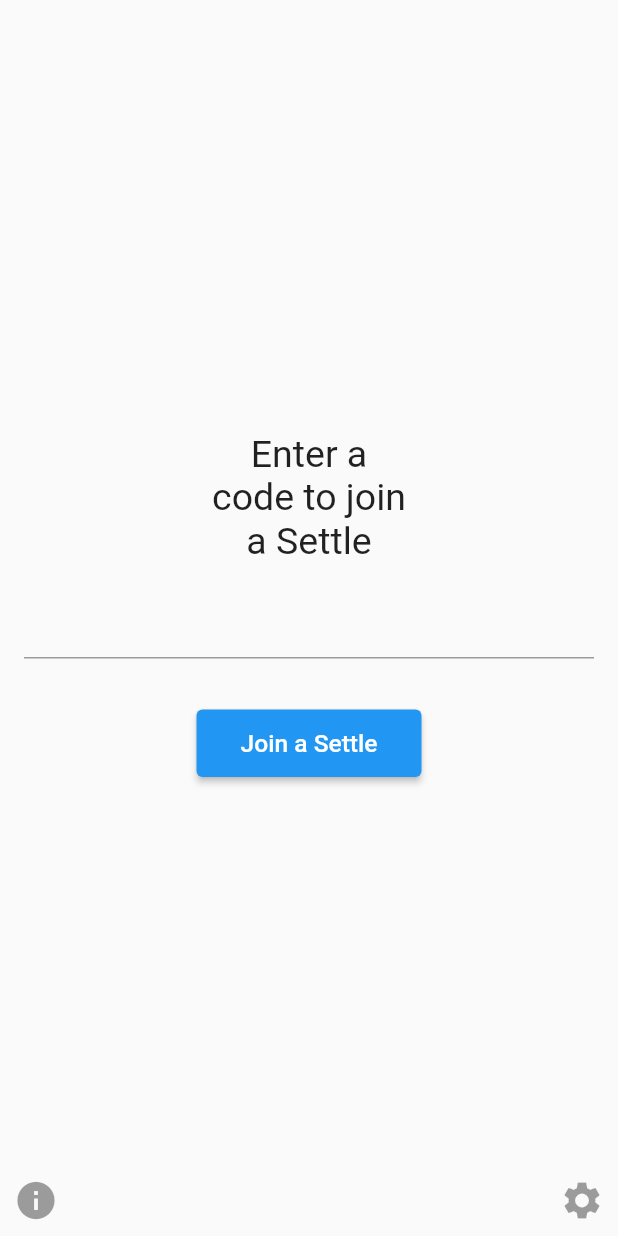
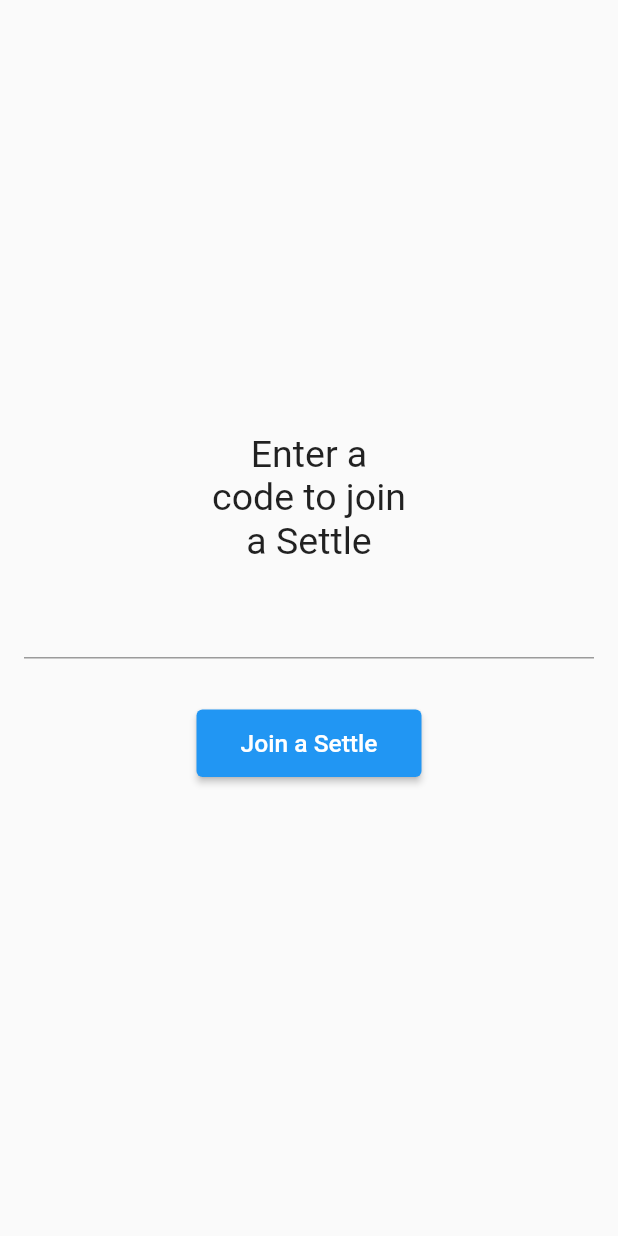
Before and after one commit to lilbroadam/Settle, a Flutter app: the JoinSettle screen opened directly with empty values, after a tap on "Join a Settle", on a phone screen of 412 x 824 dp. Run offline on Flutter 3.47's test engine with Material 2 defaults, Android fonts, the phone set to English and light mode, and no system bars; our stand-ins replace google_fonts.

Commit message:
Code cleanup

```diff
--- a/Flutter/lib/JoinSettle.dart
+++ b/Flutter/lib/JoinSettle.dart
@@ -1,23 +1,5 @@
-import 'dart:async';
-import 'dart:convert';
 import 'package:flutter/material.dart';
-import 'package:flutter/services.dart' show rootBundle;
-import 'package:http/http.dart' as http;
 import 'Server.dart';
-
-class SettleApp extends StatelessWidget {
-  // This widget is the root of the app.
-  @override
-  Widget build(BuildContext context) {
-    return MaterialApp(
-      title: 'Settle',
-      theme: ThemeData(
-        primarySwatch: Colors.blue,
-        visualDensity: VisualDensity.adaptivePlatformDensity,
-      ),
-    );
-  }
-}
 
 class JoinSettle extends StatelessWidget {
   final String hostName;
@@ -30,12 +12,7 @@ class JoinSettle extends StatelessWidget {
   void _joinASettlePressed() async {
     var joinSettleCode = joinCodeController.text;
 
-    final http.Response response = await Server.joinSettle(joinSettleCode);
-    if (response.statusCode == 200) {
-      print('it worked');
-    } else {
-      print('it didn\'t work');
-    }
+    await Server.joinSettle(joinSettleCode);
   }
 
   @override
@@ -45,7 +22,6 @@ class JoinSettle extends StatelessWidget {
     final settleButtonTextStyle = new TextStyle(
       fontSize: 16.4,
     );
-
     final joinSettleButton = SizedBox(
       width: settleButtonWidth,
       height: settleButtonHeight,
@@ -55,46 +31,15 @@ class JoinSettle extends StatelessWidget {
       ),
     );
     final settleButtonMargin = EdgeInsets.all(18.0);
-    final miscButtonSize = 30.0;
 
-    /**
-     * The home screen is made of an expanded stack that takes up the entire
-     * screen and draws widgets in the center of the screen by default. The
-     * Settle buttons are drawn in a column in the center of the stack/screen,
-     * the info button is drawn in the bottom left of the stack/screen, and the
-     * settings button is drawn in the bottom right of the stack/screen.
-     */
     return Scaffold(
       body: SafeArea(
         child: Column(
           mainAxisAlignment: MainAxisAlignment.center,
           children: <Widget>[
-            Expanded(
-              child: Stack(
-                alignment: Alignment.center,
-                children: <Widget>[
-                  Column(
-                    // Settle buttons in the center
-                    mainAxisSize: MainAxisSize.min, // Size to only needed space
-                    children: <Widget>[
-                      Container(
-                        child: Column(
-                          children: <Widget>[
-                            Text(
-                              'Enter a',
-                              style: TextStyle(fontSize: 25),
-                            ),
-                            Text(
-                              'code to join',
-                              style: TextStyle(fontSize: 25),
-                            ),
-                            Text(
-                              'a Settle',
-                              style: TextStyle(fontSize: 25),
-                            ),
-                          ],
-                        ),
-                      ),
+            Text('Enter a', style: TextStyle(fontSize: 25)),
+            Text('code to join', style: TextStyle(fontSize: 25)),
+            Text('a Settle', style: TextStyle(fontSize: 25)),
             Padding(
               padding: const EdgeInsets.all(16.0),
               child: TextField(
@@ -107,31 +52,6 @@ class JoinSettle extends StatelessWidget {
             )
           ],
         ),
-                  Align(
-                    // Info button in the bottom left
-                    alignment: Alignment.bottomLeft,
-                    child: IconButton(
-                      icon: Icon(Icons.info),
-                      iconSize: miscButtonSize,
-                      tooltip: 'Information about Settle',
-                      // onPressed: _informationPressed,
-                    ),
-                  ),
-                  Align(
-                    // Settings button in the bottom right
-                    alignment: Alignment.bottomRight,
-                    child: IconButton(
-                      icon: Icon(Icons.settings),
-                      iconSize: miscButtonSize,
-                      tooltip: 'Settle settings',
-                      // onPressed: _settingsPressed,
-                    ),
-                  ),
-                ],
-              ),
-            ),
-          ],
-        ),
       ),
     );
   }
--- a/Flutter/lib/Server.dart
+++ b/Flutter/lib/Server.dart
@@ -37,7 +37,7 @@ class Server {
     createSettleUri += param_default_option + '=' + optionString + '&';
     createSettleUri += param_custom_allowed + '=' + customString;
 
-    http.Response response = await http.get(
+    final http.Response response = await http.get(
       createSettleUri,
       headers: http_default_header,
     );
@@ -55,29 +55,32 @@ class Server {
   }
 
   // Given a joinSettleCode, ask the server to join the user to that Settle.
-  static Future<http.Response> joinSettle(String joinSettleCode) async {
-    return http.post(
+  // TODO not sure if this method should return something or not
+  static Future<String> joinSettle(String joinSettleCode) async {
+    final http.Response response = await http.post(
       await _getJoinASettleUrl(),
       headers: http_default_header,
       body: jsonEncode(<String, String>{
         'joinSettleCode': joinSettleCode,
       }),
     );
+
+    if (response.statusCode == 200) {
+      print('it worked');
+    } else {
+      print('it didn\'t work');
+    }
+
+    return Future<String>.value(null);
   }
 
   // Get the "create a settle" URL
   static Future<String> _getCreateSettleUrl() async {
-    // var jsonString = await rootBundle.loadString(serverInfoFile);
-    // Map<String, dynamic> serverInfoJson = jsonDecode(jsonString);
-    // return serverInfoJson[create_settle];
     return (await getServerInfoJson())[create_settle];
   }
 
   // Get the "join a settle" URL
   static Future<String> _getJoinASettleUrl() async {
-    // var jsonString = await rootBundle.loadString(serverInfoFile);
-    // Map<String, dynamic> serverInfoJson = jsonDecode(jsonString);
-    // return serverInfoJson[join_settle];
     return (await getServerInfoJson())[join_settle];
   }
 
```
Also changed, not shown: Flutter/lib/CreateSettle.dart (+4 -15 lines), Flutter/lib/NameScreen.dart (+10 -36 lines), Flutter/lib/main.dart (+2 -16 lines). Lines whose indentation alone changed are shown as unchanged.
